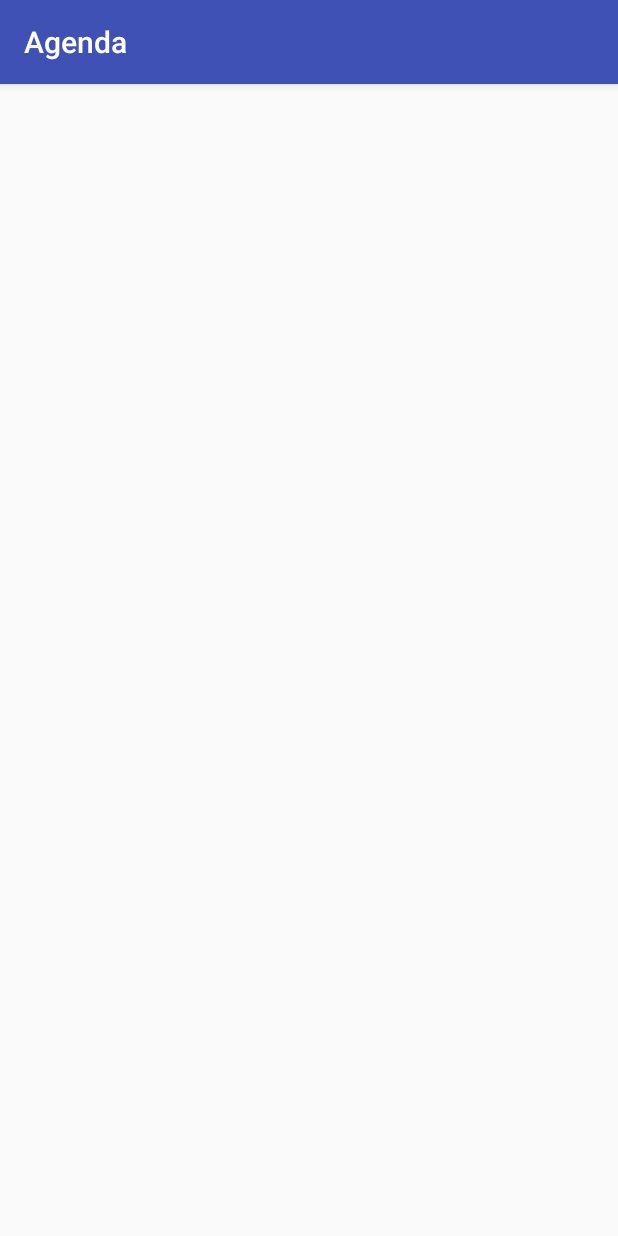
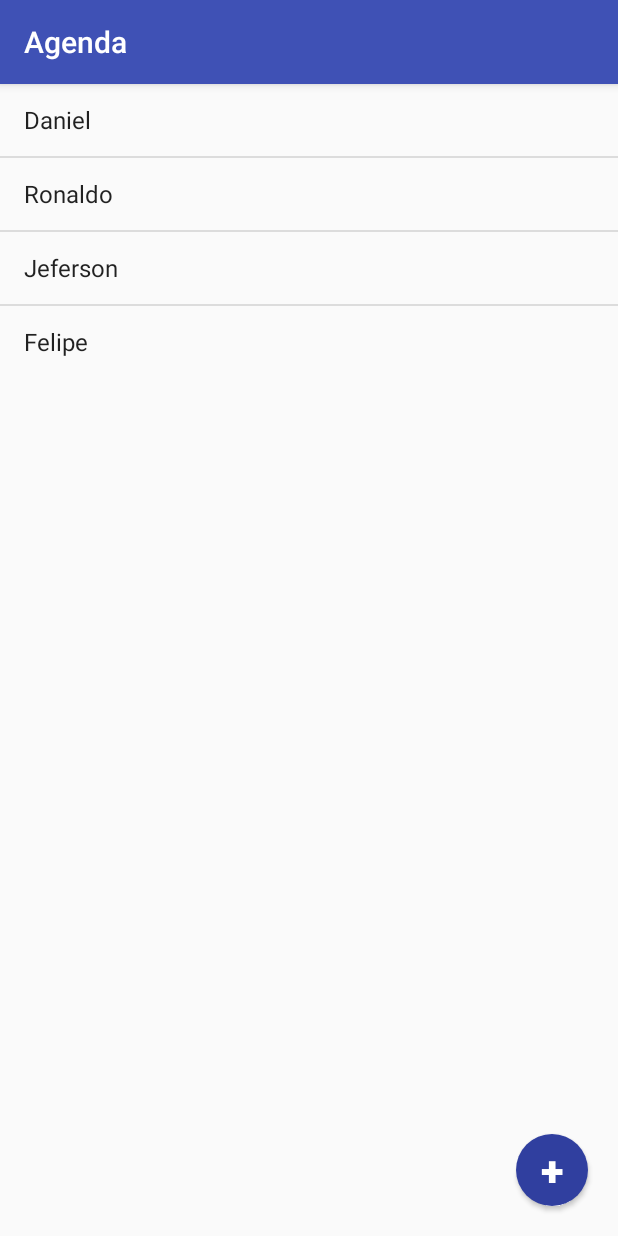
Before and after one commit to AfonsoASilva/android-agenda, an Android app: the screen it shows after launch (ListaAlunosActivity), on a phone screen of 412 x 824 dp. Run offline under Robolectric (Android 15) with nearby library versions, the phone set to English and light mode, and no system bars.

Commit message:
Adição FormularioActivity e alteração ListaAlunosActivity adicionar botão flutuante

```diff
--- a/app/src/main/AndroidManifest.xml
+++ b/app/src/main/AndroidManifest.xml
@@ -16,6 +16,9 @@
                 <category android:name="android.intent.category.LAUNCHER" />
             </intent-filter>
         </activity>
+        <activity android:name=".FormularioActivity">
+
+        </activity>
     </application>
 
 </manifest>
--- a/app/src/main/java/br/com/afonso/agenda/ListaAlunosActivity.java
+++ b/app/src/main/java/br/com/afonso/agenda/ListaAlunosActivity.java
@@ -1,8 +1,11 @@
 package br.com.afonso.agenda;
 
+import android.content.Intent;
 import android.support.v7.app.AppCompatActivity;
 import android.os.Bundle;
+import android.view.View;
 import android.widget.ArrayAdapter;
+import android.widget.Button;
 import android.widget.ListView;
 
 public class ListaAlunosActivity extends AppCompatActivity {
@@ -14,11 +17,22 @@ public class ListaAlunosActivity extends AppCompatActivity {
 
         String[] alunos = {"Daniel", "Ronaldo", "Jeferson", "Felipe"};
 
-        ListView listaAlunos = (ListView) findViewById(R.id.lista_alunos);
+        final ListView listaAlunos = (ListView) findViewById(R.id.lista_alunos);
 
         ArrayAdapter<String> adapter = new ArrayAdapter<String>(this, android.R.layout.simple_list_item_1, alunos);
 
         listaAlunos.setAdapter(adapter);
 
+        Button btnNovo = (Button)findViewById(R.id.lista_novo);
+        btnNovo.setOnClickListener(new View.OnClickListener() {
+            @Override
+            public void onClick(View v) {
+                Intent formularioIntent = new Intent(ListaAlunosActivity.this, FormularioActivity.class);
+                ListaAlunosActivity.this.startActivity(formularioIntent);
+            }
+        });
+
     }
+
+
 }
--- /dev/null
+++ b/app/src/main/res/drawable/fundo_botao.xml
@@ -0,0 +1,6 @@
+<?xml version="1.0" encoding="utf-8"?>
+<shape xmlns:android="http://schemas.android.com/apk/res/android"
+    android:shape="oval">
+
+    <solid android:color="@color/colorPrimaryDark"></solid>
+</shape>
--- a/app/src/main/res/layout/activity_lista_alunos.xml
+++ b/app/src/main/res/layout/activity_lista_alunos.xml
@@ -1,5 +1,6 @@
 <?xml version="1.0" encoding="utf-8"?>
-<android.widget.LinearLayout xmlns:android="http://schemas.android.com/apk/res/android"
+
+<RelativeLayout xmlns:android="http://schemas.android.com/apk/res/android"
     xmlns:app="http://schemas.android.com/apk/res-auto"
     xmlns:tools="http://schemas.android.com/tools"
     android:layout_width="match_parent"
@@ -7,12 +8,27 @@
     tools:context="br.com.afonso.agenda.ListaAlunosActivity">
 
 
-    <android.support.v7.widget.ListViewCompat
+    <ListView
         android:id="@+id/lista_alunos"
         android:layout_width="match_parent"
-        android:layout_height="match_parent">
+        android:layout_height="wrap_content">
 
-    </android.support.v7.widget.ListViewCompat>
+    </ListView>
 
 
-</android.widget.LinearLayout>
+    <Button
+        android:layout_width="48dp"
+        android:layout_height="48dp"
+        android:layout_alignParentBottom="true"
+        android:layout_alignParentRight="true"
+        android:layout_marginBottom="20dp"
+        android:layout_marginRight="20dp"
+        android:text="+"
+        android:textSize="28sp"
+        android:textStyle="bold"
+        android:textColor="#FFF"
+        android:background="@drawable/fundo_botao"
+        android:elevation="12dp"
+        android:id="@+id/lista_novo"/>
+
+</RelativeLayout>
```
Also changed, not shown: app/src/main/java/br/com/afonso/agenda/FormularioActivity.java (added, +25 -0 lines), app/src/main/res/layout/activity_formulario.xml (added, +53 -0 lines).
